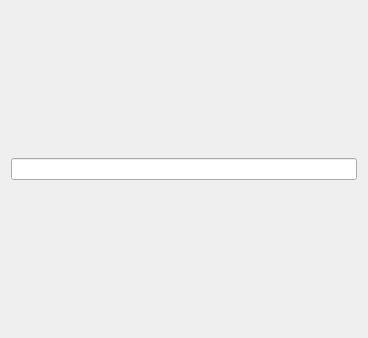
First picture: the form in src/MessengerApp.ui, repository thomas-picariello/SDTP, before the edit.
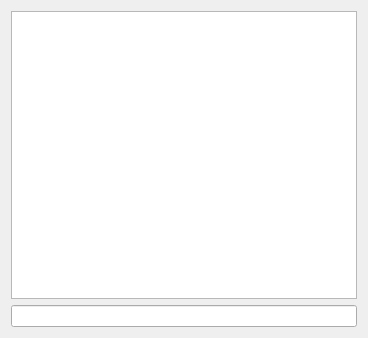
Second picture: the form after the edit.

Diff of the .ui file:
```diff
--- a/src/MessengerApp.ui
+++ b/src/MessengerApp.ui
@@ -15,11 +15,10 @@
   </property>
   <layout class="QVBoxLayout" name="verticalLayout">
    <item>
-    <layout class="QHBoxLayout" name="horizontalLayout">
+    <widget class="QTextEdit" name="textEdit"/>
+   </item>
      <item>
       <widget class="QLineEdit" name="mGetText"/>
-     </item>
-    </layout>
    </item>
   </layout>
  </widget>
```
Lines whose indentation alone changed are shown as unchanged.
